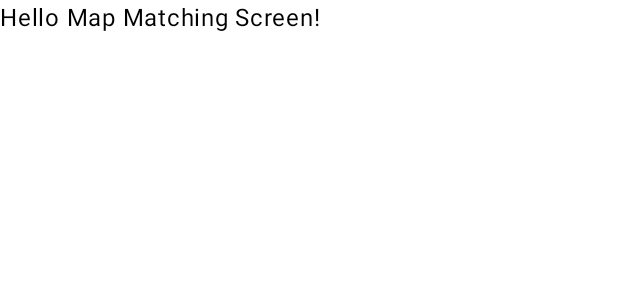
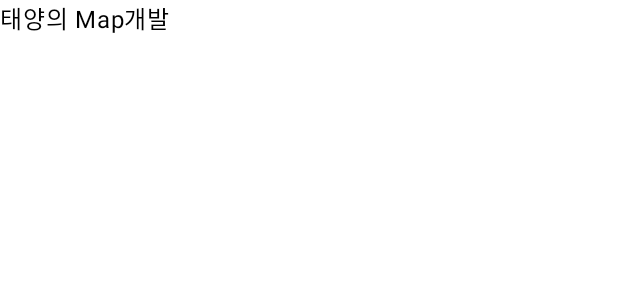
Before and after one commit to TEAM-MookieHare/Aos, an Android app built with Jetpack Compose: the @Preview function MapMatchingScreenPreview, on a phone screen of 412 x 824 dp. Shown: the top 300 px of the screen. Run offline under Robolectric (Android 15) with nearby library versions, the phone set to English and light mode, and no system bars.

Commit message:
taeyang first commit

```diff
--- a/feature/mapMatching/src/main/java/com/mookiehare/hohoi/feature/mapmatching/MapMatchingScreen.kt
+++ b/feature/mapMatching/src/main/java/com/mookiehare/hohoi/feature/mapmatching/MapMatchingScreen.kt
@@ -22,7 +22,7 @@ internal fun MapMatchingRoute(
 internal fun MapMatchingScreen(
     modifier: Modifier = Modifier,
 ) {
-    Text(text = "Hello Map Matching Screen!")
+    Text(text = "태양의 Map개발")
 }
 
 @Preview(showBackground = true)
```
